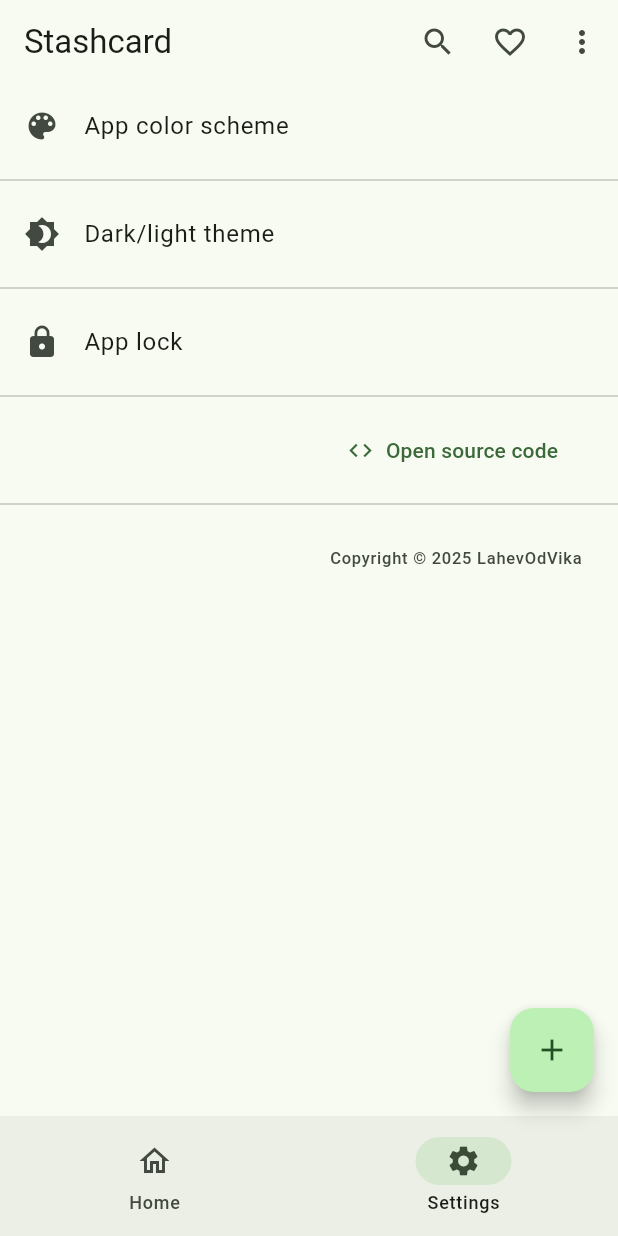
After one commit to LahevOdVika/Stashcard, a Flutter app: the screen it shows after launch, item 2 of the bottom bar chosen, after a tap on "Open source code", on a phone screen of 412 x 824 dp. The commit adds this screen. Run offline on Flutter 3.47's test engine with Material 3 defaults, Android fonts, the phone set to English and light mode, and no system bars; our stand-ins replace sqflite; missing offline and left inert: mobile_scanner, syncfusion_flutter_barcodes; accounts and stored records are empty.

Commit message:
Added 5 ListTiles and ListView in settings.dart

```diff
--- a/lib/main.dart
+++ b/lib/main.dart
@@ -2,6 +2,7 @@
 import 'package:stashcard/carddetail.dart';
 import 'package:stashcard/cardlist.dart';
 import 'package:stashcard/db.dart';
+import 'package:stashcard/settings.dart';
 import 'package:url_launcher/url_launcher.dart';
 
 enum SortOptions { byName, byDateCreated, byUsage }
@@ -37,10 +38,16 @@
   bool _isSearching = false;
   TextEditingController _searchController = TextEditingController();
   String searchQuery = '';
+  int currentPageIndex = 0;
 
   @override
   Widget build(BuildContext context) {
     const String title = 'Stashcard';
+
+    final List<Widget> pages = <Widget>[
+      CardGrid(selectedOption: selectedSort, searchQuery: searchQuery,),
+      SettingsPage()
+    ];
 
     return Scaffold(
       appBar: AppBar(
@@ -150,7 +157,19 @@
           );
         },
       ),
-      body: CardGrid(selectedOption: selectedSort, searchQuery: searchQuery,)
+      bottomNavigationBar: NavigationBar(
+        onDestinationSelected: (int index) {
+          setState(() {
+            currentPageIndex = index;
+          });
+        },
+        selectedIndex: currentPageIndex,
+        destinations: const <Widget>[
+          NavigationDestination(icon: Icon(Icons.home_outlined), selectedIcon: Icon(Icons.home), label: "Home"),
+          NavigationDestination(icon: Icon(Icons.settings_outlined), selectedIcon: Icon(Icons.settings), label: "Settings"),
+        ],
+      ),
+      body: pages[currentPageIndex],
     );
   }
 }
--- /dev/null
+++ b/lib/settings.dart
@@ -0,0 +1,60 @@
+import 'package:flutter/material.dart';
+import 'package:url_launcher/url_launcher.dart';
+
+/*
+* Settings
+* - color scheme
+* - dark/light theme
+* - github link
+* - app lock
+* - copyright
+* */
+
+class SettingsPage extends StatelessWidget {
+  SettingsPage({super.key});
+
+  final githubUrl = "https://github.com/LahevOdVika/Stashcard";
+
+  Future<void> _launchUrl() async {
+    final Uri url = Uri.parse(githubUrl);
+    if (!await launchUrl(url)) {
+      throw Exception("Could not launch $url");
+    }
+  }
+
+  @override
+  Widget build(BuildContext context) {
+    return ListView(
+      children: [
+        ListTile(
+          leading: const Icon(Icons.color_lens),
+          title: const Text("App color scheme"),
+        ),
+        const Divider(),
+        ListTile(
+          leading: const Icon(Icons.brightness_4),
+          title: const Text("Dark/light theme"),
+        ),
+        const Divider(),
+        ListTile(
+          leading: const Icon(Icons.lock),
+          title: const Text("App lock"),
+        ),
+        const Divider(),
+        ListTile(
+          trailing: TextButton.icon(
+              onPressed: () {
+                _launchUrl();
+              },
+              icon: const Icon(Icons.code),
+              label: const Text("Open source code"),
+          ),
+        ),
+        const Divider(),
+        ListTile(
+          trailing: const Text("Copyright © 2025 LahevOdVika"),
+        ),
+      ],
+    );
+  }
+}
--- a/pubspec.yaml
+++ b/pubspec.yaml
@@ -22,6 +22,7 @@
   url_launcher: ^6.3.1
   rename_app: ^1.6.2
   shared_preferences: ^2.5.2
+  flutter_colorpicker: ^1.1.0
 
 dev_dependencies:
   flutter_test:
```
Also changed, not shown: pubspec.lock.
